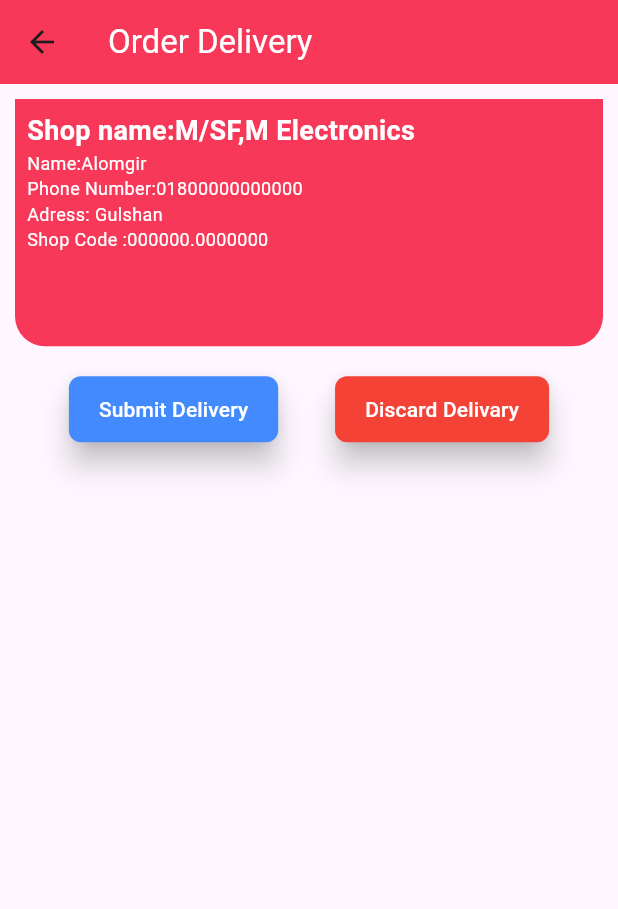
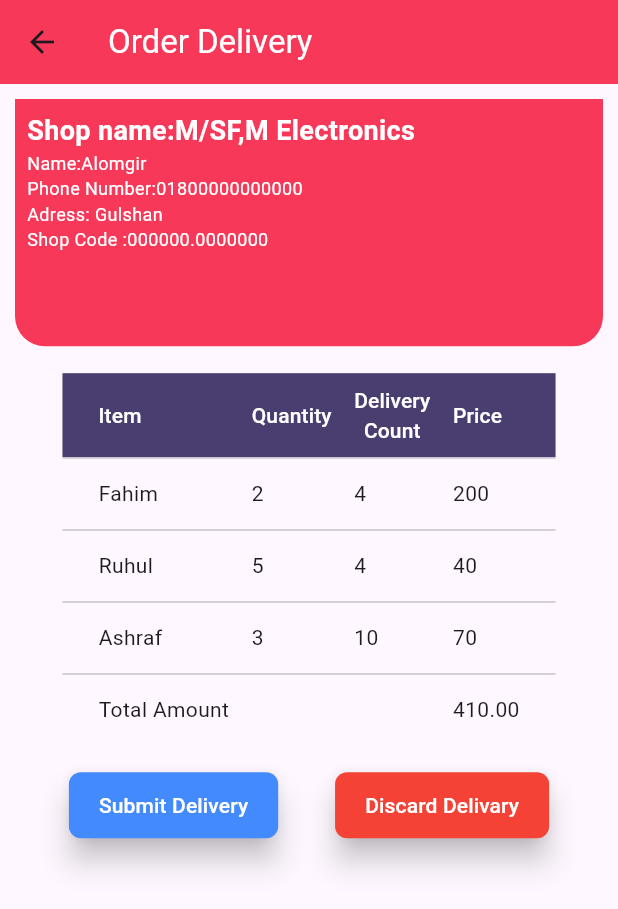
Before and after one commit to fahim-foyshal/robisalesautomationflutter, a Flutter app: the Orderdelivery screen opened directly, on a phone screen of 412 x 824 dp. Shown: the top 909 px of the screen. Run offline on Flutter 3.47's test engine with Material 3 defaults, Android fonts, the phone set to English and light mode, and no system bars; our stand-ins replace font_awesome_flutter, geolocator, image_picker, percent_indicator, pie_chart; missing offline and left inert: flutter_inappwebview; network calls fail.

```diff
--- /dev/null
+++ b/lib/model/OrderDeliveryTable.dart
@@ -0,0 +1,67 @@
+import 'package:flutter/material.dart';
+
+import 'package:flutter/material.dart';
+
+class OrderDeliveryTable extends StatelessWidget {
+  final List<Map<String, dynamic>> tableData;
+
+  OrderDeliveryTable({required this.tableData});
+
+  @override
+  Widget build(BuildContext context) {
+    // Calculate total amount
+    double totalAmount = 100.0;
+    for (var data in tableData) {
+      totalAmount += data['Price'];
+    }
+
+    return DataTable(
+      headingRowColor: MaterialStateProperty.all<Color>(Color(0xFF493e6f)),
+      columnSpacing: 15,
+      columns: const [
+        DataColumn(
+          label: Text('Item', style: TextStyle(color: Colors.white)),
+        ),
+        DataColumn(
+          label: Text('Quantity', style: TextStyle(color: Colors.white)),
+        ),
+        DataColumn(
+          label: Column(
+            mainAxisAlignment: MainAxisAlignment.center,
+            children: [
+              Text('Delivery',
+                  softWrap: true, style: TextStyle(color: Colors.white)),
+              Text('Count',
+                  softWrap: true, style: TextStyle(color: Colors.white)),
+            ],
+          ),
+        ),
+        DataColumn(
+          label: Text('Price',
+              softWrap: true, style: TextStyle(color: Colors.white)),
+        ),
+      ],
+      rows: [
+        ...List<DataRow>.generate(
+          tableData.length,
+          (index) => DataRow(
+            cells: [
+              DataCell(Text(tableData[index]['Item'].toString())),
+              DataCell(Text(tableData[index]['Quantity'].toString())),
+              DataCell(Text(tableData[index]['Delivery Count'].toString())),
+              DataCell(Text(tableData[index]['Price'].toString())),
+            ],
+          ),
+        ),
+        // Additional row for total amount
+        DataRow(cells: [
+          DataCell(Text('Total Amount')),
+
+          DataCell(Text('')), // Empty cell for Quantity
+          DataCell(Text('')), // Empty cell for Delivery Count
+          DataCell(Text(totalAmount.toStringAsFixed(2))),
+        ]),
+      ],
+    );
+  }
+}
--- a/lib/view/orderdelivery.dart
+++ b/lib/view/orderdelivery.dart
@@ -1,4 +1,5 @@
 import 'package:flutter/material.dart';
+import 'package:robisalesautomation/model/OrderDeliveryTable.dart';
 
 class Orderdelivery extends StatefulWidget {
   const Orderdelivery({super.key});
@@ -12,20 +13,20 @@ class _OrderdeliveryState extends State<Orderdelivery> {
   Widget build(BuildContext context) {
     return Scaffold(
       appBar: AppBar(
-        title: Text(
+        title: const Text(
           "Order Delivery",
           style: TextStyle(color: Colors.white),
         ),
-        backgroundColor: Color.fromARGB(255, 248, 56, 88),
+        backgroundColor: const Color.fromARGB(255, 248, 56, 88),
       ),
       body: Column(
         children: [
           Container(
             height: MediaQuery.of(context).size.height * 0.20,
             width: MediaQuery.of(context).size.width,
-            margin: EdgeInsets.all(10),
-            decoration: BoxDecoration(
-              color: const Color.fromARGB(255, 248, 56, 88),
+            margin: const EdgeInsets.all(10),
+            decoration: const BoxDecoration(
+              color: Color.fromARGB(255, 248, 56, 88),
               borderRadius: BorderRadius.only(
                 bottomLeft: Radius.circular(20.0),
                 bottomRight: Radius.circular(20.0),
@@ -33,8 +34,8 @@ class _OrderdeliveryState extends State<Orderdelivery> {
             ),
             // color: const Color.fromARGB(255, 248, 56, 88),
             child: Container(
-              padding: EdgeInsets.all(8),
-              child: Column(
+              padding: const EdgeInsets.all(8),
+              child: const Column(
                 crossAxisAlignment: CrossAxisAlignment.start,
                 children: [
                   Text(
@@ -66,66 +67,35 @@ class _OrderdeliveryState extends State<Orderdelivery> {
               ),
             ),
           ),
-          // Container(
-          //     child: ListView(
-          //   children: <Widget>[
-          //     Center(
-          //       child: Text(
-          //         'People-Chart',
-          //         style: TextStyle(fontSize: 25, fontWeight: FontWeight.bold),
-          //       ),
-          //     ),
-          //     DataTable(
-          //       columns: [
-          //         DataColumn(
-          //           label: Text('ID',
-          //               style: TextStyle(
-          //                   fontSize: 18, fontWeight: FontWeight.bold)),
-          //         ),
-          //         DataColumn(
-          //           label: Text('Name',
-          //               style: TextStyle(
-          //                   fontSize: 18, fontWeight: FontWeight.bold)),
-          //         ),
-          //         DataColumn(
-          //           label: Text('Profession',
-          //               style: TextStyle(
-          //                   fontSize: 18, fontWeight: FontWeight.bold)),
-          //         ),
-          //       ],
-          //       rows: [
-          //         DataRow(cells: [
-          //           DataCell(Text('1')),
-          //           DataCell(Text('Stephen')),
-          //           DataCell(Text('Actor')),
-          //         ]),
-          //         DataRow(
-          //           cells: [
-          //             DataCell(Text('5')),
-          //             DataCell(Text('John')),
-          //             DataCell(Text('Student')),
-          //           ],
-          //         ),
-          //         DataRow(
-          //           cells: [
-          //             DataCell(Text('10')),
-          //             DataCell(Text('Harry')),
-          //             DataCell(Text('Leader')),
-          //           ],
-          //         ),
-          //         DataRow(
-          //           cells: [
-          //             DataCell(Text('15')),
-          //             DataCell(Text('Peter')),
-          //             DataCell(Text('Scientist')),
-          //           ],
-          //         ),
-          //       ],
-          //     ),
-          //   ],
-          // )),
           Container(
-            padding: EdgeInsets.all(8),
+            child: Container(
+              padding: EdgeInsets.all(8),
+              child: OrderDeliveryTable(
+                tableData: [
+                  {
+                    'Item': 'Fahim',
+                    'Quantity': 2,
+                    'Delivery Count': 4,
+                    'Price': 200
+                  },
+                  {
+                    'Item': 'Ruhul',
+                    'Quantity': 5,
+                    'Delivery Count': 4,
+                    'Price': 40
+                  },
+                  {
+                    'Item': 'Ashraf',
+                    'Quantity': 3,
+                    'Delivery Count': 10,
+                    'Price': 70
+                  },
+                ],
+              ),
+            ),
+          ),
+          Container(
+            padding: const EdgeInsets.all(8),
             child: Row(
               mainAxisAlignment: MainAxisAlignment.spaceEvenly,
               children: [
@@ -133,15 +103,15 @@ class _OrderdeliveryState extends State<Orderdelivery> {
                   onPressed: () {},
                   style: ElevatedButton.styleFrom(
                     elevation: 8.0, // Adjust the elevation
-                    padding:
-                        EdgeInsets.symmetric(horizontal: 20.0, vertical: 12.0),
+                    padding: const EdgeInsets.symmetric(
+                        horizontal: 20.0, vertical: 12.0),
                     shape: RoundedRectangleBorder(
                       borderRadius: BorderRadius.circular(8.0),
                     ),
 
                     backgroundColor: Colors.blueAccent,
                   ),
-                  child: Text(
+                  child: const Text(
                     "Submit Delivery",
                     style: TextStyle(color: Colors.white),
                   ),
@@ -150,15 +120,15 @@ class _OrderdeliveryState extends State<Orderdelivery> {
                   onPressed: () {},
                   style: ElevatedButton.styleFrom(
                     elevation: 8.0, // Adjust the elevation
-                    padding:
-                        EdgeInsets.symmetric(horizontal: 20.0, vertical: 12.0),
+                    padding: const EdgeInsets.symmetric(
+                        horizontal: 20.0, vertical: 12.0),
                     shape: RoundedRectangleBorder(
                       borderRadius: BorderRadius.circular(8.0),
                     ),
 
                     backgroundColor: Colors.red,
                   ),
-                  child: Text(
+                  child: const Text(
                     "Discard Delivary",
                     style: TextStyle(color: Colors.white),
                   ),
--- a/pubspec.yaml
+++ b/pubspec.yaml
@@ -16,6 +16,8 @@ dependencies:
   image_picker: ^1.0.7
   geolocator: ^10.1.0
   webview_flutter: ^3.0.0
+  percent_indicator: ^4.2.3
+  pie_chart: ^5.4.0
 
 dev_dependencies:
   flutter_test:
```
Also changed, not shown: lib/view/distributer.dart (+0 -12 lines), lib/view/homepage.dart (+92 -13 lines), pubspec.lock.
